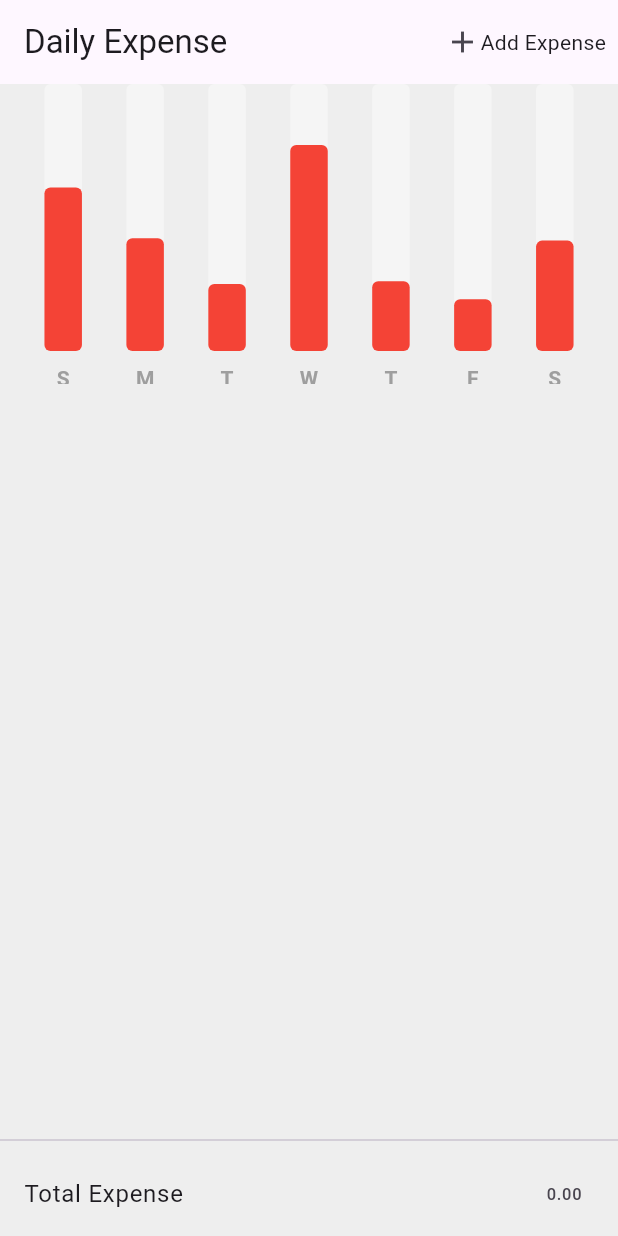
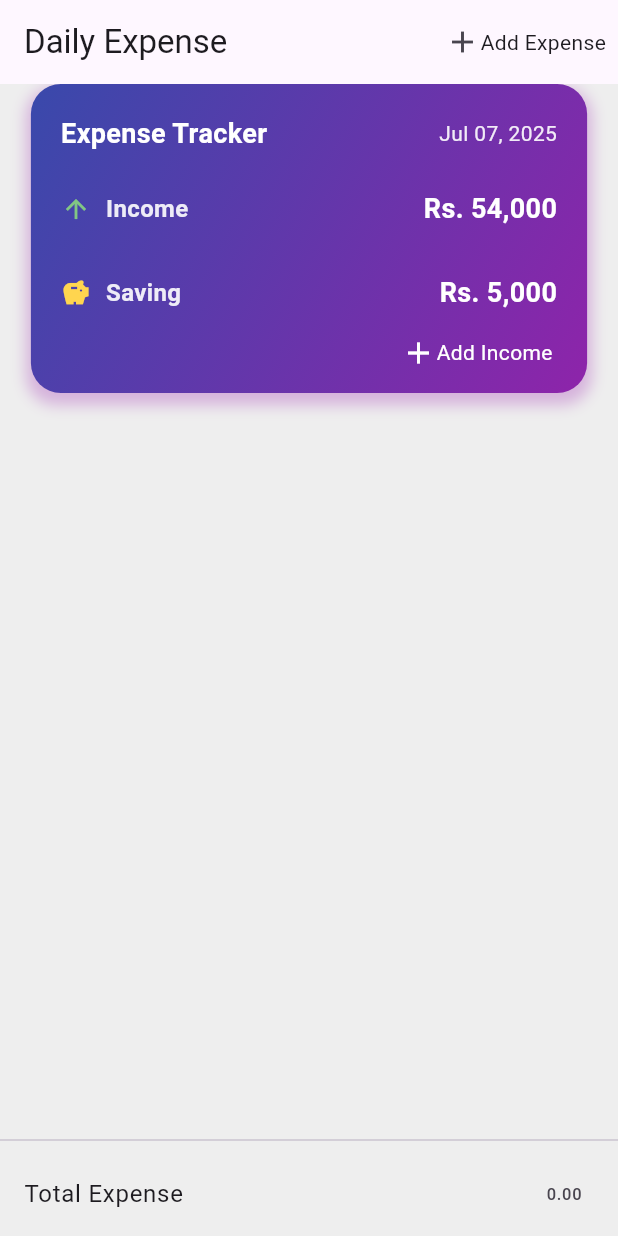
Before and after one commit to Hassan9865/Expense-tracking-app, a Flutter app: the screen it shows after launch, on a phone screen of 412 x 824 dp. Run offline on Flutter 3.47's test engine with Material 3 defaults, Android fonts, the phone set to English and light mode, and no system bars; drawn by our look-alikes of fl_chart; our stand-ins replace hive, hive_flutter, stacked, stacked_services; accounts and stored records are empty.

Commit message:
Expense Tracker

```diff
--- a/lib/BarGraph/barGraph.dart
+++ /dev/null
@@ -1,101 +0,0 @@
-import 'package:daily_expense/BarGraph/bar_data.dart';
-import 'package:fl_chart/fl_chart.dart';
-import 'package:flutter/material.dart';
-
-class MyBarGraph extends StatelessWidget {
-  final List<double> weeklySammary;
-  const MyBarGraph({Key? key, required this.weeklySammary}) : super(key: key);
-
-  @override
-  Widget build(BuildContext context) {
-    if (weeklySammary.length < 7) {
-      return const Text('Insufficient data for generating the bar graph');
-    }
-
-    BarData myBarData = BarData(
-      sunAmount: weeklySammary[0],
-      monAmount: weeklySammary[1],
-      tuesAmount: weeklySammary[2],
-      wedAmount: weeklySammary[3],
-      thursAmount: weeklySammary[4],
-      friAmount: weeklySammary[5],
-      satAmount: weeklySammary[6],
-    );
-
-    myBarData.initializeBarData();
-
-    return BarChart(
-      BarChartData(
-        maxY: 100,
-        minY: 0,
-        gridData: const FlGridData(show: false),
-        borderData: FlBorderData(show: false),
-        titlesData: const FlTitlesData(
-            show: true,
-            topTitles: AxisTitles(sideTitles: SideTitles(showTitles: false)),
-            leftTitles: AxisTitles(sideTitles: SideTitles(showTitles: false)),
-            rightTitles: AxisTitles(sideTitles: SideTitles(showTitles: false)),
-            bottomTitles: AxisTitles(
-                sideTitles: SideTitles(
-                    showTitles: true, getTitlesWidget: bottomTiles))),
-        barGroups: myBarData.barData
-            .map(
-              (data) => BarChartGroupData(
-                x: data.x,
-                barRods: [
-                  BarChartRodData(
-                      toY: data.y,
-                      color: Colors.red,
-                      width: 25,
-                      borderRadius: BorderRadius.circular(4),
-                      backDrawRodData: BackgroundBarChartRodData(
-                          show: true, color: Colors.grey[100], toY: 100)),
-                ],
-              ),
-            )
-            .toList(),
-      ),
-    );
-  }
-}
-
-Widget bottomTiles(double value, TitleMeta meta) {
-  TextStyle style = const TextStyle(
-    color: Colors.grey,
-    fontWeight: FontWeight.bold,
-    fontSize: 14,
-  );
-
-  Widget text;
-  switch (value.toInt()) {
-    case 0:
-      text = Text('S', style: style);
-      break;
-    case 1:
-      text = Text('M', style: style);
-      break;
-    case 2:
-      text = Text('T', style: style);
-      break;
-    case 3:
-      text = Text('W', style: style);
-      break;
-    case 4:
-      text = Text('T', style: style);
-      break;
-    case 5:
-      text = Text('F', style: style);
-      break;
-    case 6:
-      text = Text('S', style: style);
-      break;
-
-    default:
-      text = Text(
-        "",
-        style: style,
-      );
-      break;
-  }
-  return SideTitleWidget(child: text, axisSide: meta.axisSide);
-}
--- a/lib/BarGraph/bar_data.dart
+++ /dev/null
@@ -1,35 +0,0 @@
-import 'package:daily_expense/BarGraph/individual_bar.dart';
-
-class BarData {
-  final double sunAmount;
-  final double monAmount;
-  final double tuesAmount;
-  final double wedAmount;
-  final double thursAmount;
-  final double friAmount;
-  final double satAmount;
-
-  BarData({
-    required this.sunAmount,
-    required this.monAmount,
-    required this.tuesAmount,
-    required this.wedAmount,
-    required this.thursAmount,
-    required this.friAmount,
-    required this.satAmount,
-  });
-
-  List<IndividualBar> barData = [];
-
-  void initializeBarData() {
-    barData = [
-      IndividualBar(x: 0, y: sunAmount),
-      IndividualBar(x: 1, y: monAmount),
-      IndividualBar(x: 2, y: tuesAmount),
-      IndividualBar(x: 3, y: wedAmount),
-      IndividualBar(x: 4, y: thursAmount),
-      IndividualBar(x: 5, y: friAmount),
-      IndividualBar(x: 6, y: satAmount),
-    ];
-  }
-}
--- a/lib/BarGraph/individual_bar.dart
+++ /dev/null
@@ -1,9 +0,0 @@
-class IndividualBar {
-  final int x;
-  final double y;
-
-  IndividualBar({
-    required this.x,
-    required this.y,
-  });
-}
--- a/lib/pages/Home View/home_view.dart
+++ b/lib/pages/Home View/home_view.dart
@@ -1,5 +1,7 @@
-import 'package:daily_expense/BarGraph/barGraph.dart';
+// import 'package:daily_expense/pages/Home%20View/widget/BarGraph/barGraph.dart';
+
 import 'package:daily_expense/pages/Home%20View/home_viewModel.dart';
+import 'package:daily_expense/pages/Home%20View/widget/expense_tracker.dart';
 import 'package:flutter/material.dart';
 import 'package:stacked/stacked.dart';
 
@@ -8,15 +10,16 @@ class HomePage extends StatelessWidget {
 
   @override
   Widget build(BuildContext context) {
-    final List<double> weeklySammary = [
-      61.23,
-      42.21,
-      25.12,
-      77.13,
-      26.13,
-      19.41,
-      41.34
-    ];
+    // final List<double> weeklySammary = [
+    //   61.23,
+    //   42.21,
+    //   25.12,
+    //   77.13,
+    //   26.13,
+    //   19.41,
+    //   41.34
+    // ];
+
     return ViewModelBuilder.reactive(
       viewModelBuilder: () => HomeViewModel(),
       onViewModelReady: (viewModel) => viewModel.readExpense(),
@@ -47,12 +50,14 @@ class HomePage extends StatelessWidget {
           body: SafeArea(
             child: Column(
               children: [
-                SizedBox(
-                  height: 200,
-                  child: MyBarGraph(
-                    weeklySammary: weeklySammary,
-                  ),
-                ),
+                // SizedBox(
+                //   height: 200,
+                //   child: MyBarGraph(
+                //     weeklySammary: weeklySammary,
+                //   ),
+                // ),
+
+                ExpenseTracker(),
                 const SizedBox(
                   height: 20,
                 ),
--- /dev/null
+++ b/lib/pages/Home View/widget/BarGraph/barGraph.dart
@@ -0,0 +1,101 @@
+import 'package:daily_expense/pages/Home%20View/widget/BarGraph/bar_data.dart';
+import 'package:fl_chart/fl_chart.dart';
+import 'package:flutter/material.dart';
+
+class MyBarGraph extends StatelessWidget {
+  final List<double> weeklySammary;
+  const MyBarGraph({Key? key, required this.weeklySammary}) : super(key: key);
+
+  @override
+  Widget build(BuildContext context) {
+    if (weeklySammary.length < 7) {
+      return const Text('Insufficient data for generating the bar graph');
+    }
+
+    BarData myBarData = BarData(
+      sunAmount: weeklySammary[0],
+      monAmount: weeklySammary[1],
+      tuesAmount: weeklySammary[2],
+      wedAmount: weeklySammary[3],
+      thursAmount: weeklySammary[4],
+      friAmount: weeklySammary[5],
+      satAmount: weeklySammary[6],
+    );
+
+    myBarData.initializeBarData();
+
+    return BarChart(
+      BarChartData(
+        maxY: 100,
+        minY: 0,
+        gridData: const FlGridData(show: false),
+        borderData: FlBorderData(show: false),
+        titlesData: const FlTitlesData(
+            show: true,
+            topTitles: AxisTitles(sideTitles: SideTitles(showTitles: false)),
+            leftTitles: AxisTitles(sideTitles: SideTitles(showTitles: false)),
+            rightTitles: AxisTitles(sideTitles: SideTitles(showTitles: false)),
+            bottomTitles: AxisTitles(
+                sideTitles: SideTitles(
+                    showTitles: true, getTitlesWidget: bottomTiles))),
+        barGroups: myBarData.barData
+            .map(
+              (data) => BarChartGroupData(
+                x: data.x,
+                barRods: [
+                  BarChartRodData(
+                      toY: data.y,
+                      color: Colors.red,
+                      width: 25,
+                      borderRadius: BorderRadius.circular(4),
+                      backDrawRodData: BackgroundBarChartRodData(
+                          show: true, color: Colors.grey[100], toY: 100)),
+                ],
+              ),
+            )
+            .toList(),
+      ),
+    );
+  }
+}
+
+Widget bottomTiles(double value, TitleMeta meta) {
+  TextStyle style = const TextStyle(
+    color: Colors.grey,
+    fontWeight: FontWeight.bold,
+    fontSize: 14,
+  );
+
+  Widget text;
+  switch (value.toInt()) {
+    case 0:
+      text = Text('S', style: style);
+      break;
+    case 1:
+      text = Text('M', style: style);
+      break;
+    case 2:
+      text = Text('T', style: style);
+      break;
+    case 3:
+      text = Text('W', style: style);
+      break;
+    case 4:
+      text = Text('T', style: style);
+      break;
+    case 5:
+      text = Text('F', style: style);
+      break;
+    case 6:
+      text = Text('S', style: style);
+      break;
+
+    default:
+      text = Text(
+        "",
+        style: style,
+      );
+      break;
+  }
+  return SideTitleWidget(child: text, axisSide: meta.axisSide);
+}
--- /dev/null
+++ b/lib/pages/Home View/widget/BarGraph/bar_data.dart
@@ -0,0 +1,35 @@
+import 'package:daily_expense/pages/Home%20View/widget/BarGraph/individual_bar.dart';
+
+class BarData {
+  final double sunAmount;
+  final double monAmount;
+  final double tuesAmount;
+  final double wedAmount;
+  final double thursAmount;
+  final double friAmount;
+  final double satAmount;
+
+  BarData({
+    required this.sunAmount,
+    required this.monAmount,
+    required this.tuesAmount,
+    required this.wedAmount,
+    required this.thursAmount,
+    required this.friAmount,
+    required this.satAmount,
+  });
+
+  List<IndividualBar> barData = [];
+
+  void initializeBarData() {
+    barData = [
+      IndividualBar(x: 0, y: sunAmount),
+      IndividualBar(x: 1, y: monAmount),
+      IndividualBar(x: 2, y: tuesAmount),
+      IndividualBar(x: 3, y: wedAmount),
+      IndividualBar(x: 4, y: thursAmount),
+      IndividualBar(x: 5, y: friAmount),
+      IndividualBar(x: 6, y: satAmount),
+    ];
+  }
+}
--- /dev/null
+++ b/lib/pages/Home View/widget/BarGraph/individual_bar.dart
@@ -0,0 +1,9 @@
+class IndividualBar {
+  final int x;
+  final double y;
+
+  IndividualBar({
+    required this.x,
+    required this.y,
+  });
+}
--- /dev/null
+++ b/lib/pages/Home View/widget/expense_tracker.dart
@@ -0,0 +1,155 @@
+import 'package:daily_expense/pages/Home%20View/home_viewModel.dart';
+import 'package:flutter/material.dart';
+import 'package:flutter/src/widgets/framework.dart';
+import 'package:stacked/stacked.dart';
+import 'package:intl/intl.dart';
+
+class ExpenseTracker extends ViewModelWidget<HomeViewModel> {
+  const ExpenseTracker({super.key});
+
+  @override
+  Widget build(BuildContext context, HomeViewModel viewModel) {
+    final DateTime today = DateTime.now();
+
+    return Container(
+      height: MediaQuery.of(context).size.height * 0.25,
+      width: MediaQuery.of(context).size.width * 0.9,
+      decoration: BoxDecoration(
+        gradient: LinearGradient(
+          colors: [
+            Colors.indigo.shade600,
+            Colors.purple.shade600,
+          ],
+          begin: Alignment.topLeft,
+          end: Alignment.bottomRight,
+        ),
+        borderRadius: BorderRadius.circular(20),
+        boxShadow: [
+          BoxShadow(
+            color: Colors.purple.withOpacity(0.3),
+            spreadRadius: 3,
+            blurRadius: 8,
+            offset: Offset(0, 5),
+          ),
+        ],
+      ),
+      child: Stack(
+        children: [
+          Padding(
+            padding: EdgeInsets.all(20.0),
+            child: Column(
+              mainAxisAlignment: MainAxisAlignment.spaceBetween,
+              crossAxisAlignment: CrossAxisAlignment.start,
+              children: [
+                // Header Row with Date
+                Row(
+                  mainAxisAlignment: MainAxisAlignment.spaceBetween,
+                  children: [
+                    Text(
+                      'Expense Tracker',
+                      style: TextStyle(
+                        fontSize:
+                            MediaQuery.of(context).size.width < 600 ? 18 : 20,
+                        fontWeight: FontWeight.bold,
+                        color: Colors.white,
+                      ),
+                    ),
+                    Text(
+                      DateFormat('MMM dd, yyyy').format(today),
+                      style: TextStyle(
+                        fontSize:
+                            MediaQuery.of(context).size.width < 600 ? 14 : 16,
+                        color: Colors.white.withOpacity(0.9),
+                      ),
+                    ),
+                  ],
+                ),
+
+                // Income Row
+                _buildAmountRow(
+                  context,
+                  label: 'Income',
+                  amount: '54,000',
+                  icon: Icons.arrow_upward,
+                  iconColor: Colors.green.shade300,
+                ),
+
+                // Saving Row
+                _buildAmountRow(
+                  context,
+                  label: 'Saving',
+                  amount: '5,000',
+                  icon: Icons.savings,
+                  iconColor: Colors.amber.shade300,
+                ),
+
+                // Spacer to push button to bottom
+                SizedBox(height: 10),
+              ],
+            ),
+          ),
+          Positioned(
+            bottom: 3,
+            right: 15,
+            child: IconButton(
+                onPressed: () {
+                  viewModel.showModel(context, context, null);
+                },
+                icon: const Row(
+                  children: [
+                    Icon(Icons.add, color: Colors.white),
+                    Text(
+                      "Add Income",
+                      style: TextStyle(color: Colors.white),
+                    ),
+                  ],
+                )),
+          )
+        ],
+      ),
+    );
+  }
+}
+
+Widget _buildAmountRow(
+  BuildContext context, {
+  required String label,
+  required String amount,
+  required IconData icon,
+  required Color iconColor,
+}) {
+  return Padding(
+    padding: const EdgeInsets.symmetric(vertical: 6.0),
+    child: Row(
+      mainAxisAlignment: MainAxisAlignment.spaceBetween,
+      children: [
+        Row(
+          children: [
+            Icon(
+              icon,
+              color: iconColor,
+              size: MediaQuery.of(context).size.width < 600 ? 20 : 24,
+            ),
+            SizedBox(width: 10),
+            Text(
+              label,
+              style: TextStyle(
+                fontSize: MediaQuery.of(context).size.width < 600 ? 16 : 18,
+                fontWeight: FontWeight.w600,
+                color: Colors.white.withOpacity(0.9),
+              ),
+            ),
+          ],
+        ),
+        Text(
+          'Rs. $amount',
+          style: TextStyle(
+            fontSize: MediaQuery.of(context).size.width < 600 ? 18 : 20,
+            fontWeight: FontWeight.bold,
+            color: Colors.white,
+          ),
+        ),
+      ],
+    ),
+  );
+}
--- a/pubspec.yaml
+++ b/pubspec.yaml
@@ -54,6 +54,7 @@ dev_dependencies:
   stacked_generator: ^0.7.8
   build_runner: ^2.4.8
   flutter_launcher_icons: ^0.13.1
+  intl: ^0.18.1
 
 flutter_launcher_icons:
   android: "launcher_icon"
```
Also changed, not shown: pubspec.lock, 4 other files.
